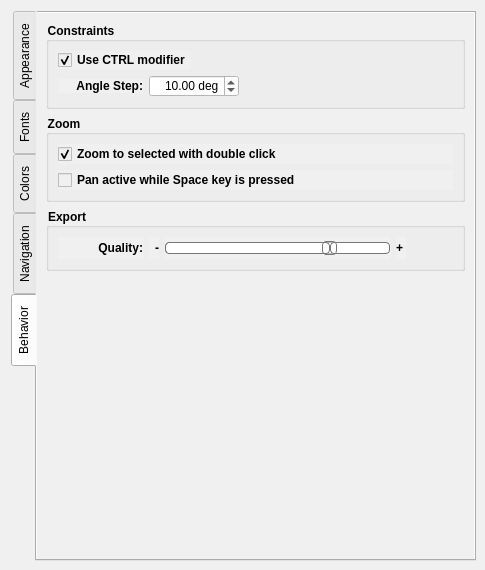
First picture: the form in src/app/seamly2d/dialogs/configpages/preferencesgraphicsviewpage.ui, repository FashionFreedom/Seamly2D, before the edit.
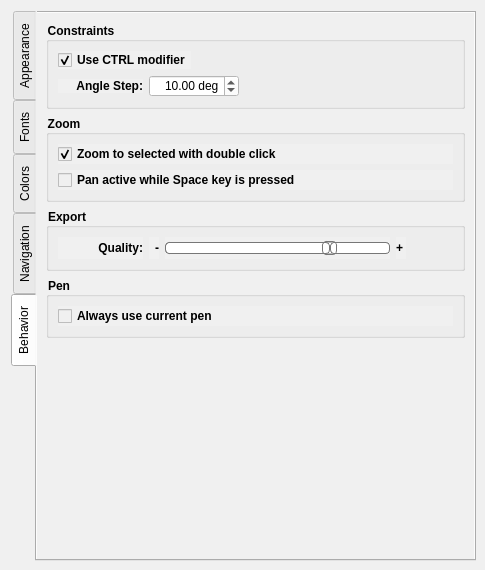
Second picture: the form after the edit. The open tabs and pages were chosen to show the change. Custom widgets are drawn as their Qt base class.

Commit message: add current pen preference

Patch:
```diff
--- a/src/app/seamly2d/dialogs/configpages/preferencesgraphicsviewpage.ui
+++ b/src/app/seamly2d/dialogs/configpages/preferencesgraphicsviewpage.ui
@@ -2854,6 +2854,33 @@
          </layout>
         </widget>
        </item>
+       <item>
+        <widget class="QGroupBox" name="pen_GroupBox">
+         <property name="minimumSize">
+          <size>
+           <width>0</width>
+           <height>0</height>
+          </size>
+         </property>
+         <property name="font">
+          <font>
+           <bold>true</bold>
+          </font>
+         </property>
+         <property name="title">
+          <string>Pen</string>
+         </property>
+         <layout class="QVBoxLayout" name="verticalLayout_23">
+          <item>
+           <widget class="QCheckBox" name="useCurrentPen_checkBox">
+            <property name="text">
+             <string>Always use current pen</string>
+            </property>
+           </widget>
+          </item>
+         </layout>
+        </widget>
+       </item>
        <item>
         <spacer name="verticalSpacer_2">
          <property name="orientation">
```
Left out of the diff: 6 changed lines with no effect on the pictures. The commit also changes 9 other files.
